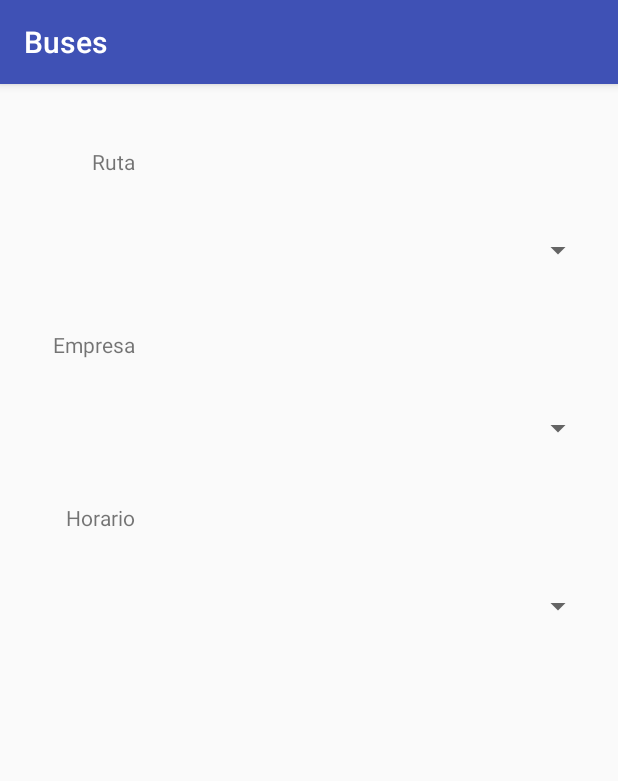
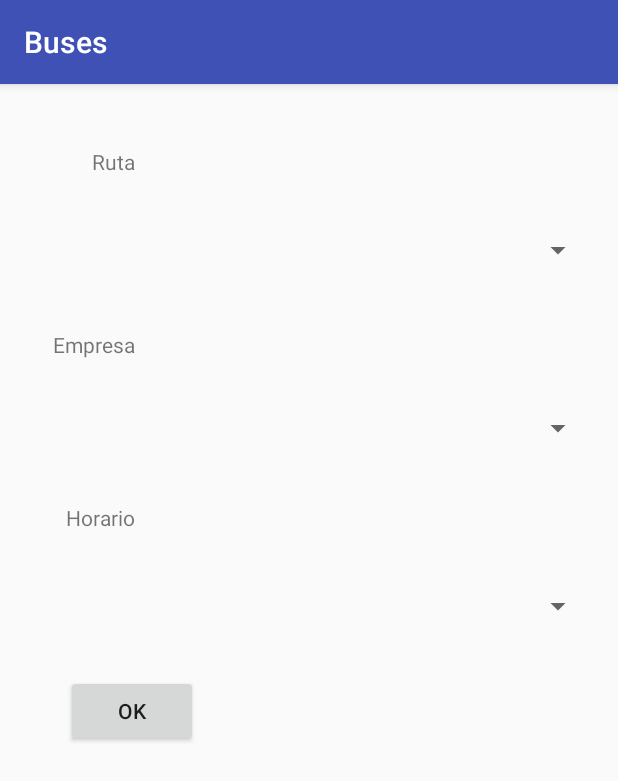
Before and after one commit to ernarvaezm/AppBuses, an Android app: the buses2Activity screen opened directly, with no data from a screen before it, on a phone screen of 412 x 824 dp. Shown: the top 781 px of the screen. Run offline under Robolectric (Android 15) with nearby library versions, the phone set to English and light mode, and no system bars.

Commit message:
button OK

```diff
--- a/app/src/main/res/layout/activity_buses3.xml
+++ b/app/src/main/res/layout/activity_buses3.xml
@@ -68,4 +68,15 @@
         android:layout_below="@+id/textView3"
         android:layout_alignParentLeft="true"
         android:layout_alignParentStart="true" />
+
+    <Button
+        android:text="OK"
+        android:layout_width="wrap_content"
+        android:layout_height="wrap_content"
+        android:layout_below="@+id/spinnerHorarios"
+        android:layout_alignLeft="@+id/textView5"
+        android:layout_alignStart="@+id/textView5"
+        android:layout_marginTop="34dp"
+        android:id="@+id/button"
+        android:onClick="next" />
 </RelativeLayout>
```
Also changed, not shown: app/src/main/java/com/example/eliecer_narvaez/myapp/buses2Activity.java (+9 -0 lines).
